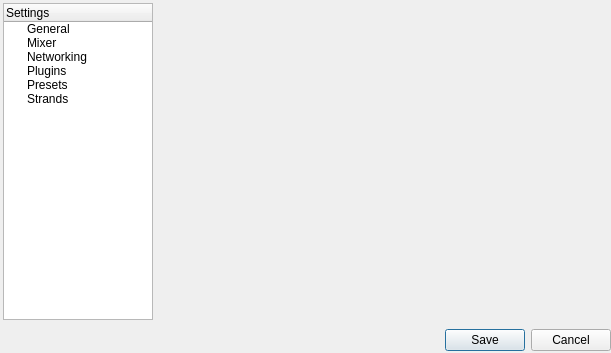
Before: the Qt Designer form ui/dlg_settings.ui in Openlights/firemix, drawn with Qt 5.
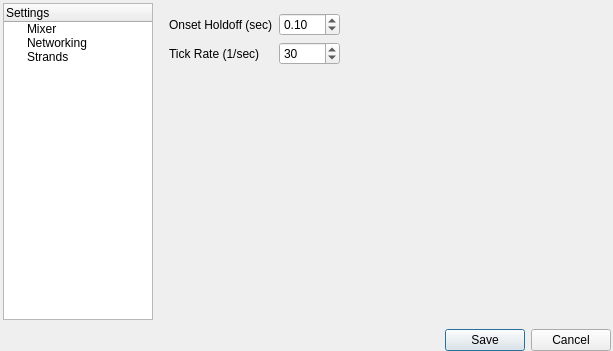
After: the same form once the commit is applied. The open tabs and pages were chosen to show the change.

Commit message: Move networking settings to new settings dialog

Patch:
```diff
--- a/ui/dlg_settings.ui
+++ b/ui/dlg_settings.ui
@@ -6,8 +6,8 @@
    <rect>
     <x>0</x>
     <y>0</y>
-    <width>611</width>
-    <height>353</height>
+    <width>613</width>
+    <height>351</height>
    </rect>
   </property>
   <property name="windowTitle">
@@ -38,11 +38,6 @@
           <string>Settings</string>
          </property>
         </column>
-        <item>
-         <property name="text">
-          <string>General</string>
-         </property>
-        </item>
         <item>
          <property name="text">
           <string>Mixer</string>
@@ -53,16 +48,6 @@
           <string>Networking</string>
          </property>
         </item>
-        <item>
-         <property name="text">
-          <string>Plugins</string>
-         </property>
-        </item>
-        <item>
-         <property name="text">
-          <string>Presets</string>
-         </property>
-        </item>
         <item>
          <property name="text">
           <string>Strands</string>
@@ -81,8 +66,66 @@
         <property name="currentIndex">
          <number>2</number>
         </property>
-        <widget class="QWidget" name="page_general"/>
-        <widget class="QWidget" name="page_mixer"/>
+        <widget class="QWidget" name="page_mixer">
+         <widget class="QWidget" name="formLayoutWidget">
+          <property name="geometry">
+           <rect>
+            <x>10</x>
+            <y>10</y>
+            <width>171</width>
+            <height>201</height>
+           </rect>
+          </property>
+          <layout class="QFormLayout" name="formLayout">
+           <item row="0" column="0">
+            <widget class="QLabel" name="lbl_onset_holdoff">
+             <property name="text">
+              <string>Onset Holdoff (sec)</string>
+             </property>
+            </widget>
+           </item>
+           <item row="0" column="1">
+            <widget class="QDoubleSpinBox" name="edit_onset_holdoff">
+             <property name="suffix">
+              <string/>
+             </property>
+             <property name="maximum">
+              <double>10.000000000000000</double>
+             </property>
+             <property name="singleStep">
+              <double>0.050000000000000</double>
+             </property>
+             <property name="value">
+              <double>0.100000000000000</double>
+             </property>
+            </widget>
+           </item>
+           <item row="1" column="0">
+            <widget class="QLabel" name="lbl_tick_rate">
+             <property name="text">
+              <string>Tick Rate (1/sec)</string>
+             </property>
+            </widget>
+           </item>
+           <item row="1" column="1">
+            <widget class="QSpinBox" name="spinBox">
+             <property name="minimum">
+              <number>1</number>
+             </property>
+             <property name="maximum">
+              <number>120</number>
+             </property>
+             <property name="singleStep">
+              <number>10</number>
+             </property>
+             <property name="value">
+              <number>30</number>
+             </property>
+            </widget>
+           </item>
+          </layout>
+         </widget>
+        </widget>
         <widget class="QWidget" name="page_networking">
          <widget class="QWidget" name="verticalLayoutWidget_2">
           <property name="geometry">
```
Left out of the diff: 69 changed lines with no effect on the pictures. The commit also changes 3 other files.
